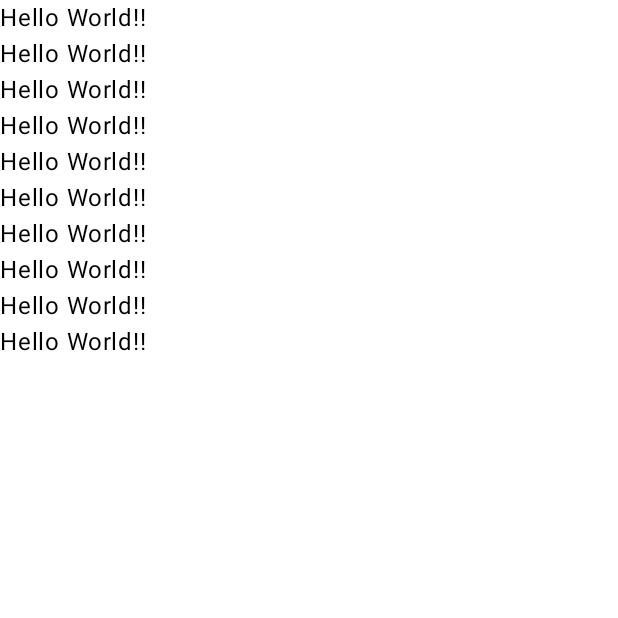
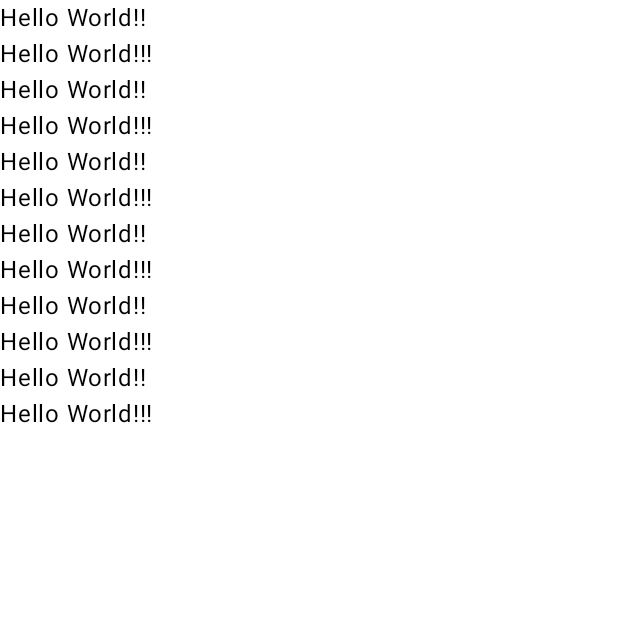
Before and after one commit to Team-work-Practice/Github_Practices, an Android app built with Jetpack Compose: the composable ScreenA shown on its own in the app's theme, on a phone screen of 412 x 824 dp, the top half of it. Run offline under Robolectric (Android 15) with nearby library versions, the phone set to English and light mode, and no system bars.

Commit message:
do lots of changes

```diff
--- a/app/src/main/java/com/example/github_practices/AScreen.kt
+++ b/app/src/main/java/com/example/github_practices/AScreen.kt
@@ -13,5 +13,6 @@ fun ScreenA(modifier: Modifier = Modifier) {
         HelloWorldText()
         HelloWorldText()
         HelloWorldText()
+        HelloWorldText()
     }
 }
--- a/app/src/main/java/com/example/github_practices/ComposeUtil.kt
+++ b/app/src/main/java/com/example/github_practices/ComposeUtil.kt
@@ -7,5 +7,5 @@ import androidx.compose.ui.Modifier
 @Composable
 fun HelloWorldText(modifier: Modifier = Modifier) {
     Text(text = "Hello World!!" , modifier = modifier)
-    Text(text = "Hello World!!" , modifier = modifier)
+    Text(text = "Hello World!!!" , modifier = modifier)
 }
--- a/app/src/main/java/com/example/github_practices/MainActivity.kt
+++ b/app/src/main/java/com/example/github_practices/MainActivity.kt
@@ -18,7 +18,7 @@ class MainActivity : ComponentActivity() {
         super.onCreate(savedInstanceState)
         enableEdgeToEdge()
         setContent {
-          Text(text = "Hello world !")
+          Text(text = "Hello world !!!")
         }
     }
 }
--- a/app/src/main/java/com/example/github_practices/ScreenB.kt
+++ b/app/src/main/java/com/example/github_practices/ScreenB.kt
@@ -11,6 +11,10 @@ fun ScreenB(modifier: Modifier = Modifier) {
     Row {
 
     }
+    Row {
+
+    }
+
     Column {
 
     }
```
